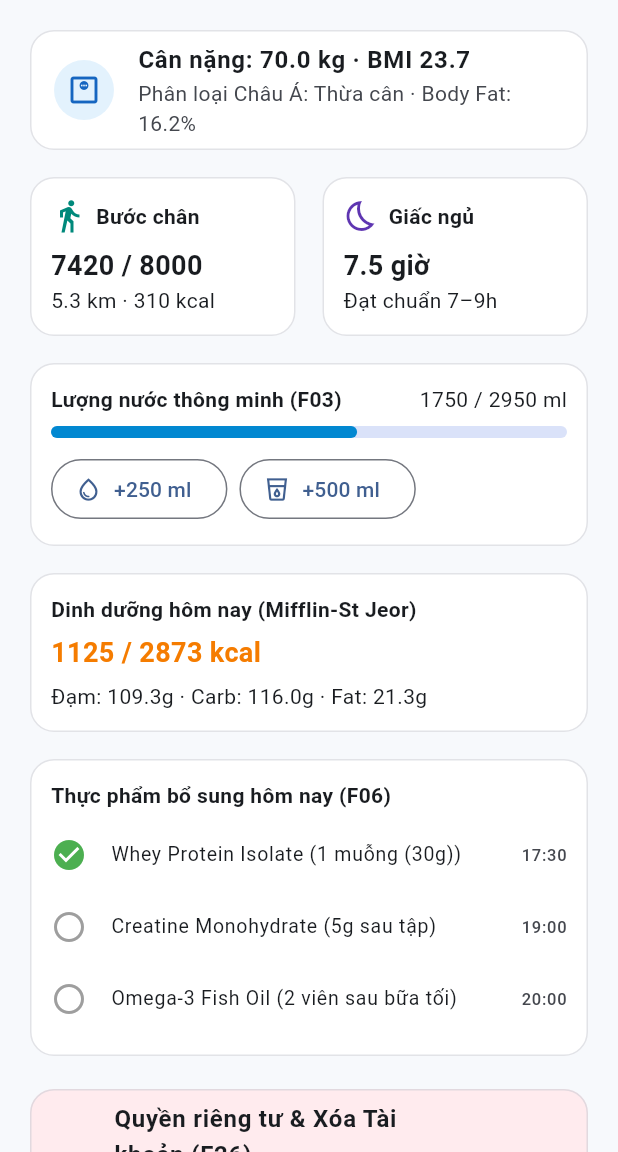
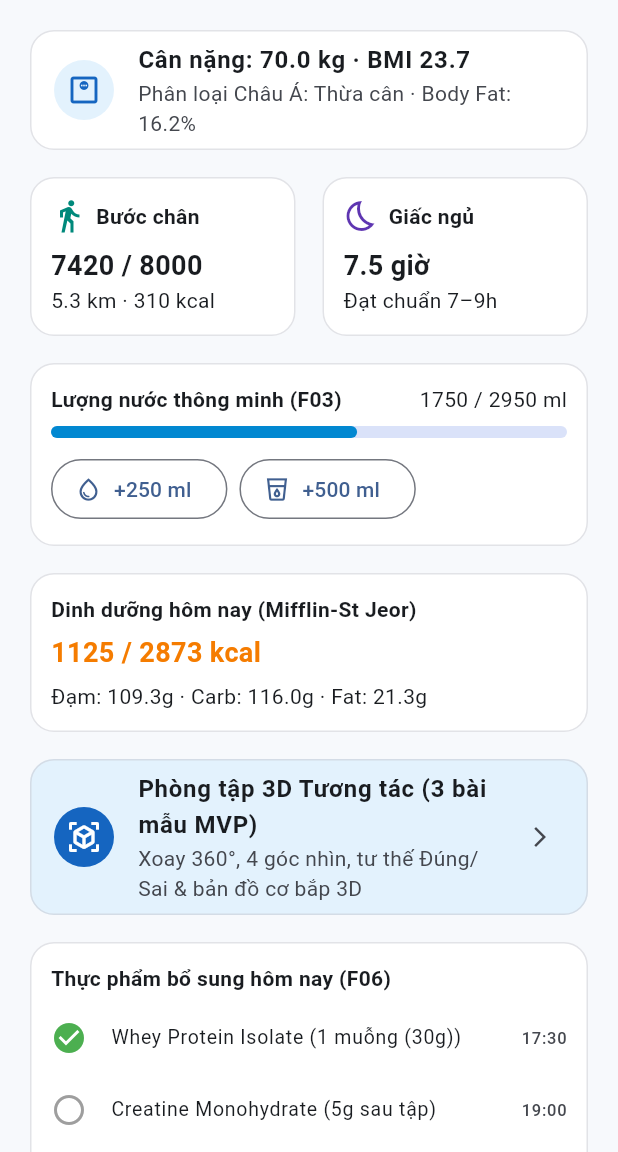
Before and after one commit to HPhucTV/VigorAI, a Flutter app: the HealthDashboardScreen screen opened by its route, on a phone screen of 412 x 824 dp, the part 84-1236 px from its top. Run offline on Flutter 3.47's test engine with Material 3 defaults, Android fonts, the phone set to English and light mode, and no system bars; our stand-ins replace dio, drift, flutter_riverpod, flutter_secure_storage, go_router, image_picker; missing offline and left inert: model_viewer_plus; accounts and stored records are empty; generated files the repository leaves out were written again.

Commit message:
chore(mobile): add MVP 3D dashboard entry card and Release signing/R8 config (T-M2-06)

```diff
--- a/mobile/lib/features/health/presentation/health_dashboard_screen.dart
+++ b/mobile/lib/features/health/presentation/health_dashboard_screen.dart
@@ -247,6 +247,26 @@ class HealthDashboardScreen extends ConsumerWidget {
                     ),
                   ),
                   const SizedBox(height: 10),
+                  // T-M2-03 (F07-F10): The noi bat mo Phong tap 3D Tuong tac ngay duoi muc Dinh duong
+                  Card(
+                    color: const Color(0xFFE3F2FD),
+                    child: ListTile(
+                      leading: const CircleAvatar(
+                        backgroundColor: AppColors.primary,
+                        child: Icon(Icons.view_in_ar, color: Colors.white),
+                      ),
+                      title: const Text(
+                        'Phòng tập 3D Tương tác (3 bài mẫu MVP)',
+                        style: TextStyle(fontWeight: FontWeight.bold),
+                      ),
+                      subtitle: const Text(
+                        'Xoay 360°, 4 góc nhìn, tư thế Đúng/Sai & bản đồ cơ bắp 3D',
+                      ),
+                      trailing: const Icon(Icons.arrow_forward_ios, size: 16),
+                      onTap: () => context.push('/gym3d'),
+                    ),
+                  ),
+                  const SizedBox(height: 10),
                   // F06: Supplement Reminder Checklist
                   Card(
                     child: Padding(
```
Also changed, not shown: 2 other files.
